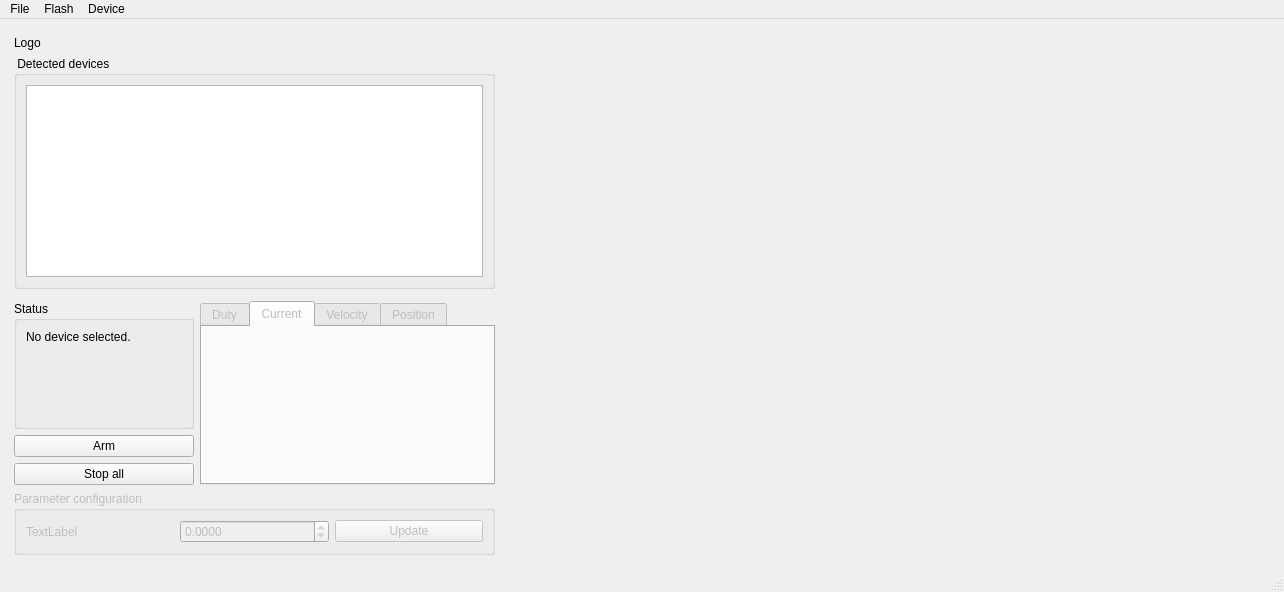
SKA-Robotics/RoboszponConfigurator, file app.ui: the form before one commit.
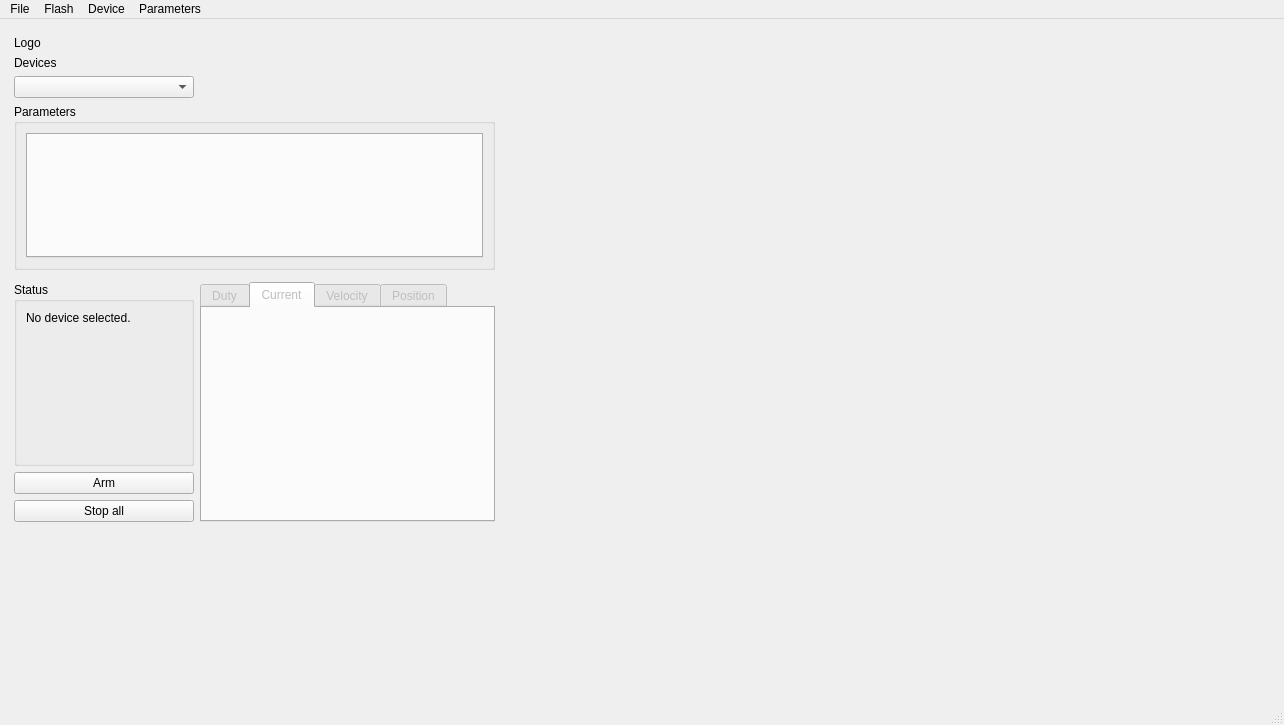
The form after the commit. Icons and pictures are not drawn.

Patch:
```diff
--- a/app.ui
+++ b/app.ui
@@ -7,7 +7,7 @@
     <x>0</x>
     <y>0</y>
     <width>1284</width>
-    <height>592</height>
+    <height>725</height>
    </rect>
   </property>
   <property name="windowTitle">
@@ -19,87 +19,7 @@
   </property>
   <widget class="QWidget" name="centralwidget">
    <layout class="QGridLayout" name="gridLayout">
-    <item row="0" column="3" rowspan="12">
-     <widget class="QWidget" name="plotView" native="true">
-      <property name="enabled">
-       <bool>false</bool>
-      </property>
-      <property name="sizePolicy">
-       <sizepolicy hsizetype="Expanding" vsizetype="Expanding">
-        <horstretch>0</horstretch>
-        <verstretch>0</verstretch>
-       </sizepolicy>
-      </property>
-     </widget>
-    </item>
-    <item row="4" column="1" rowspan="4">
-     <widget class="QGroupBox" name="groupBox_3">
-      <property name="minimumSize">
-       <size>
-        <width>180</width>
-        <height>0</height>
-       </size>
-      </property>
-      <property name="title">
-       <string>Status</string>
-      </property>
-      <layout class="QVBoxLayout" name="verticalLayout">
-       <item>
-        <widget class="QLabel" name="connectionLabel">
-         <property name="sizePolicy">
-          <sizepolicy hsizetype="Minimum" vsizetype="Preferred">
-           <horstretch>0</horstretch>
-           <verstretch>0</verstretch>
-          </sizepolicy>
-         </property>
-         <property name="text">
-          <string>No device selected.</string>
-         </property>
-        </widget>
-       </item>
-       <item>
-        <widget class="QLabel" name="stateLabel">
-         <property name="sizePolicy">
-          <sizepolicy hsizetype="Minimum" vsizetype="Preferred">
-           <horstretch>0</horstretch>
-           <verstretch>0</verstretch>
-          </sizepolicy>
-         </property>
-         <property name="text">
-          <string/>
-         </property>
-        </widget>
-       </item>
-       <item>
-        <widget class="QLabel" name="flagsLabel">
-         <property name="sizePolicy">
-          <sizepolicy hsizetype="Minimum" vsizetype="Preferred">
-           <horstretch>0</horstretch>
-           <verstretch>0</verstretch>
-          </sizepolicy>
-         </property>
-         <property name="text">
-          <string/>
-         </property>
-        </widget>
-       </item>
-       <item>
-        <spacer name="verticalSpacer_2">
-         <property name="orientation">
-          <enum>Qt::Vertical</enum>
-         </property>
-         <property name="sizeHint" stdset="0">
-          <size>
-           <width>20</width>
-           <height>40</height>
-          </size>
-         </property>
-        </spacer>
-       </item>
-      </layout>
-     </widget>
-    </item>
-    <item row="4" column="0">
+    <item row="6" column="0">
      <spacer name="verticalSpacer">
       <property name="orientation">
        <enum>Qt::Vertical</enum>
@@ -112,13 +32,6 @@
       </property>
      </spacer>
     </item>
-    <item row="8" column="1">
-     <widget class="QPushButton" name="armButton">
-      <property name="text">
-       <string>Arm</string>
-      </property>
-     </widget>
-    </item>
     <item row="1" column="1">
      <widget class="QLabel" name="logoLabel">
       <property name="text">
@@ -126,44 +39,15 @@
       </property>
      </widget>
     </item>
-    <item row="2" column="1" colspan="2">
-     <widget class="QGroupBox" name="groupBox">
-      <property name="title">
-       <string> Detected devices</string>
-      </property>
-      <layout class="QGridLayout" name="gridLayout_2">
-       <item row="1" column="1">
-        <widget class="QListView" name="deviceListView">
-         <property name="sizePolicy">
-          <sizepolicy hsizetype="Minimum" vsizetype="Minimum">
-           <horstretch>0</horstretch>
-           <verstretch>0</verstretch>
-          </sizepolicy>
-         </property>
-        </widget>
-       </item>
-      </layout>
-     </widget>
-    </item>
-    <item row="9" column="1">
-     <widget class="QPushButton" name="stopAllButton">
+    <item row="10" column="1">
+     <widget class="QPushButton" name="armButton">
       <property name="text">
-       <string>Stop all</string>
+       <string>Arm</string>
       </property>
      </widget>
     </item>
-    <item row="11" column="1">
-     <spacer name="verticalSpacer_3">
-      <property name="orientation">
-       <enum>Qt::Vertical</enum>
-      </property>
-      <property name="sizeHint" stdset="0">
-       <size>
-        <width>20</width>
-        <height>1</height>
-       </size>
-      </property>
-     </spacer>
+    <item row="3" column="1">
+     <widget class="QComboBox" name="comboBoxDevices"/>
     </item>
     <item row="0" column="1">
      <spacer name="horizontalSpacer">
@@ -181,7 +65,14 @@
       </property>
      </spacer>
     </item>
-    <item row="4" column="2" rowspan="6">
+    <item row="11" column="1">
+     <widget class="QPushButton" name="stopAllButton">
+      <property name="text">
+       <string>Stop all</string>
+      </property>
+     </widget>
+    </item>
+    <item row="6" column="2" rowspan="6">
      <widget class="QTabWidget" name="setpointGroup">
       <property name="enabled">
        <bool>false</bool>
@@ -333,52 +224,116 @@
       </widget>
      </widget>
     </item>
-    <item row="10" column="1" colspan="2">
-     <widget class="QGroupBox" name="parameterConfigurationGroup">
+    <item row="12" column="1">
+     <spacer name="verticalSpacer_3">
+      <property name="orientation">
+       <enum>Qt::Vertical</enum>
+      </property>
+      <property name="sizeHint" stdset="0">
+       <size>
+        <width>20</width>
+        <height>1</height>
+       </size>
+      </property>
+     </spacer>
+    </item>
+    <item row="2" column="1">
+     <widget class="QLabel" name="label_2">
+      <property name="text">
+       <string>Devices</string>
+      </property>
+     </widget>
+    </item>
+    <item row="6" column="1" rowspan="4">
+     <widget class="QGroupBox" name="groupBox_3">
+      <property name="minimumSize">
+       <size>
+        <width>180</width>
+        <height>0</height>
+       </size>
+      </property>
+      <property name="title">
+       <string>Status</string>
+      </property>
+      <layout class="QVBoxLayout" name="verticalLayout">
+       <item>
+        <widget class="QLabel" name="connectionLabel">
+         <property name="sizePolicy">
+          <sizepolicy hsizetype="Minimum" vsizetype="Preferred">
+           <horstretch>0</horstretch>
+           <verstretch>0</verstretch>
+          </sizepolicy>
+         </property>
+         <property name="text">
+          <string>No device selected.</string>
+         </property>
+        </widget>
+       </item>
+       <item>
+        <widget class="QLabel" name="stateLabel">
+         <property name="sizePolicy">
+          <sizepolicy hsizetype="Minimum" vsizetype="Preferred">
+           <horstretch>0</horstretch>
+           <verstretch>0</verstretch>
+          </sizepolicy>
+         </property>
+         <property name="text">
+          <string/>
+         </property>
+        </widget>
+       </item>
+       <item>
+        <widget class="QLabel" name="flagsLabel">
+         <property name="sizePolicy">
+          <sizepolicy hsizetype="Minimum" vsizetype="Preferred">
+           <horstretch>0</horstretch>
+           <verstretch>0</verstretch>
+          </sizepolicy>
+         </property>
+         <property name="text">
+          <string/>
+         </property>
+        </widget>
+       </item>
+       <item>
+        <spacer name="verticalSpacer_2">
+         <property name="orientation">
+          <enum>Qt::Vertical</enum>
+         </property>
+         <property name="sizeHint" stdset="0">
+          <size>
+           <width>20</width>
+           <height>40</height>
+          </size>
+         </property>
+        </spacer>
+       </item>
+      </layout>
+     </widget>
+    </item>
+    <item row="4" column="1" colspan="2">
+     <widget class="QGroupBox" name="groupBox">
+      <property name="title">
+       <string>Parameters</string>
+      </property>
+      <layout class="QGridLayout" name="gridLayout_2">
+       <item row="1" column="1">
+        <widget class="QTabWidget" name="tabWidgetParameters"/>
+       </item>
+      </layout>
+     </widget>
+    </item>
+    <item row="0" column="3" rowspan="13">
+     <widget class="QWidget" name="plotView" native="true">
       <property name="enabled">
        <bool>false</bool>
       </property>
       <property name="sizePolicy">
-       <sizepolicy hsizetype="Preferred" vsizetype="Preferred">
+       <sizepolicy hsizetype="Expanding" vsizetype="Expanding">
         <horstretch>0</horstretch>
         <verstretch>0</verstretch>
        </sizepolicy>
       </property>
-      <property name="title">
-       <string>Parameter configuration</string>
-      </property>
-      <layout class="QHBoxLayout" name="horizontalLayout">
-       <item>
-        <widget class="QLabel" name="label">
-         <property name="text">
-          <string>TextLabel</string>
-         </property>
-        </widget>
-       </item>
-       <item>
-        <widget class="QDoubleSpinBox" name="parameterSpinBox">
-         <property name="readOnly">
-          <bool>false</bool>
-         </property>
-         <property name="decimals">
-          <number>4</number>
-         </property>
-         <property name="minimum">
-          <double>-2137.000000000000000</double>
-         </property>
-         <property name="maximum">
-          <double>2137.000000000000000</double>
-         </property>
-        </widget>
-       </item>
-       <item>
-        <widget class="QPushButton" name="parameterUpdateButton">
-         <property name="text">
-          <string>Update</string>
-         </property>
-        </widget>
-       </item>
-      </layout>
      </widget>
     </item>
    </layout>
@@ -390,7 +345,7 @@
      <x>0</x>
      <y>0</y>
      <width>1284</width>
-     <height>22</height>
+     <height>21</height>
     </rect>
    </property>
    <widget class="QMenu" name="menuFile">
@@ -416,9 +371,125 @@
     </property>
     <addaction name="actionSoftware_reset"/>
    </widget>
+   <widget class="QMenu" name="menuParameters">
+    <property name="title">
+     <string>Parameters</string>
+    </property>
+    <widget class="QMenu" name="menuTemperature">
+     <property name="title">
+      <string>Temperature</string>
+     </property>
+     <addaction name="actionOVERHEAT_TEMPERATURE"/>
+     <addaction name="actionNO_OVERHEAT_TEMPERATURE"/>
+    </widget>
+    <widget class="QMenu" name="menuPPID">
+     <property name="title">
+      <string>PPID</string>
+     </property>
+     <addaction name="actionPPID_Kp"/>
+     <addaction name="actionPPID_Ki"/>
+     <addaction name="actionPPID_KD"/>
+     <addaction name="actionPPID_deadzone"/>
+    </widget>
+    <widget class="QMenu" name="menuVPID">
+     <property name="title">
+      <string>VPID</string>
+     </property>
+     <addaction name="actionVPID_Kp"/>
+     <addaction name="actionVPID_Ki"/>
+     <addaction name="actionVPID_Kd"/>
+     <addaction name="actionVPID_deadzone"/>
+     <addaction name="actionVPID_dUmax"/>
+    </widget>
+    <widget class="QMenu" name="menuCPID">
+     <property name="title">
+      <string>CPID</string>
+     </property>
+     <addaction name="actionENCODER_ZERO"/>
+     <addaction name="actionENCODER_FILTER_WINDOW"/>
+     <addaction name="actionINVERT_ENCODER"/>
+     <addaction name="actionDISABLE_ENCODER_ERRORS"/>
+    </widget>
+    <widget class="QMenu" name="menuEncoder">
+     <property name="title">
+      <string>Encoder</string>
+     </property>
+     <addaction name="actionENCODER_ZERO_2"/>
+     <addaction name="actionENCODER_FILTER_WINDOW_2"/>
+     <addaction name="actionINVERT_ENCODER_2"/>
+     <addaction name="actionDISABLE_ENCODER_ERRORS_2"/>
+    </widget>
+    <widget class="QMenu" name="menuAXIS">
+     <property name="title">
+      <string>AXIS</string>
+     </property>
+     <addaction name="actionAXIS_OFFSET"/>
+     <addaction name="actionINVERT_AXIS"/>
+    </widget>
+    <widget class="QMenu" name="menuCurrent">
+     <property name="title">
+      <string>Current</string>
+     </property>
+     <addaction name="actionCURRENT_FeedForward"/>
+     <addaction name="actionMIN_CURRENT"/>
+     <addaction name="actionMAX_CURRENT"/>
+    </widget>
+    <widget class="QMenu" name="menuIIR">
+     <property name="title">
+      <string>IIR</string>
+     </property>
+     <addaction name="actionIIR_VALUE_CURMEAS"/>
+     <addaction name="actionIIR_VALUE_VELMAS"/>
+     <addaction name="actionIIR_VALUE_PPIDU"/>
+     <addaction name="actionIIR_VALUE_VIPDU"/>
+     <addaction name="actionIIR_VALUE_CPIDU"/>
+    </widget>
+    <widget class="QMenu" name="menuPosition">
+     <property name="title">
+      <string>Position</string>
+     </property>
+     <addaction name="actionMIN_POSITION"/>
+     <addaction name="actionMAX_POSITION"/>
+    </widget>
+    <widget class="QMenu" name="menuDuty">
+     <property name="title">
+      <string>Duty</string>
+     </property>
+     <addaction name="actionDUTY_DEADZONE"/>
+     <addaction name="actionMIN_DUTY"/>
+     <addaction name="actionMAX_DUTY"/>
+    </widget>
+    <widget class="QMenu" name="menuReport">
+     <property name="title">
+      <string>Report</string>
+     </property>
+     <addaction name="actionCOMMAND_TIMEOUT"/>
+     <addaction name="actionREPORT_RATE"/>
+    </widget>
+    <widget class="QMenu" name="menuVelocity">
+     <property name="title">
+      <string>Velocity</string>
+     </property>
+     <addaction name="actionMIN_VELOCITY"/>
+     <addaction name="actionMAX_VELOCITY"/>
+    </widget>
+    <addaction name="menuTemperature"/>
+    <addaction name="menuPPID"/>
+    <addaction name="menuVPID"/>
+    <addaction name="menuCPID"/>
+    <addaction name="menuEncoder"/>
+    <addaction name="menuAXIS"/>
+    <addaction name="menuCurrent"/>
+    <addaction name="menuIIR"/>
+    <addaction name="menuDuty"/>
+    <addaction name="menuPosition"/>
+    <addaction name="menuVelocity"/>
+    <addaction name="menuReport"/>
+   </widget>
    <addaction name="menuFile"/>
    <addaction name="menuConfiguration"/>
    <addaction name="menuDevice"/>
+   <addaction name="menuParameters"/>
   </widget>
   <action name="actionConnect_roboszpon">
    <property name="text">
```
